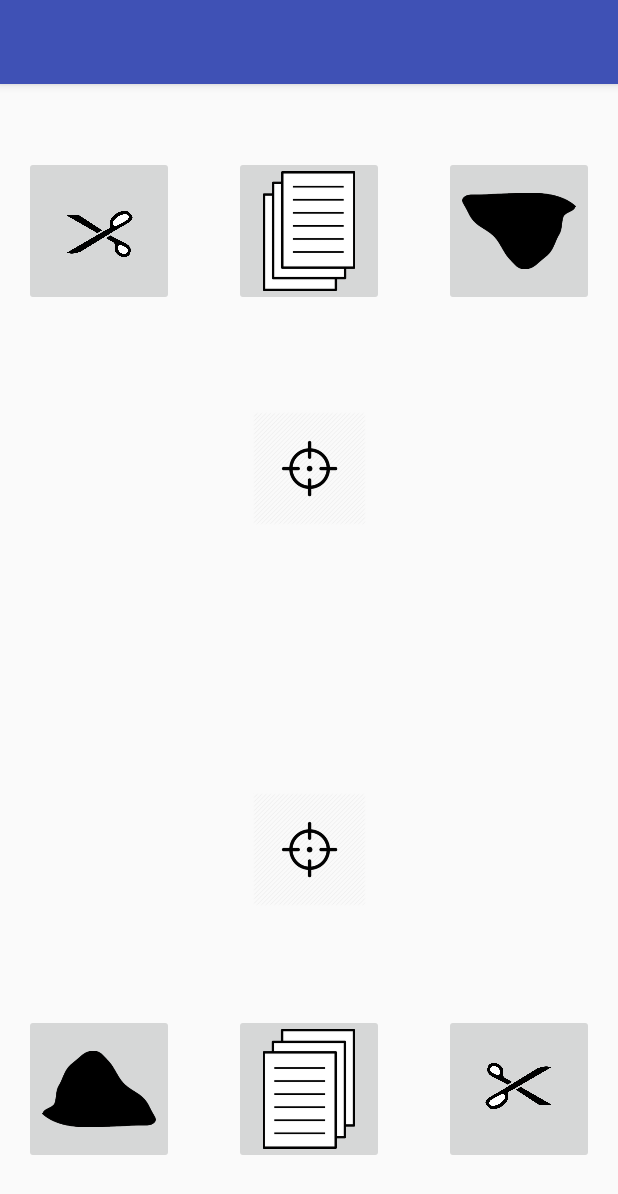
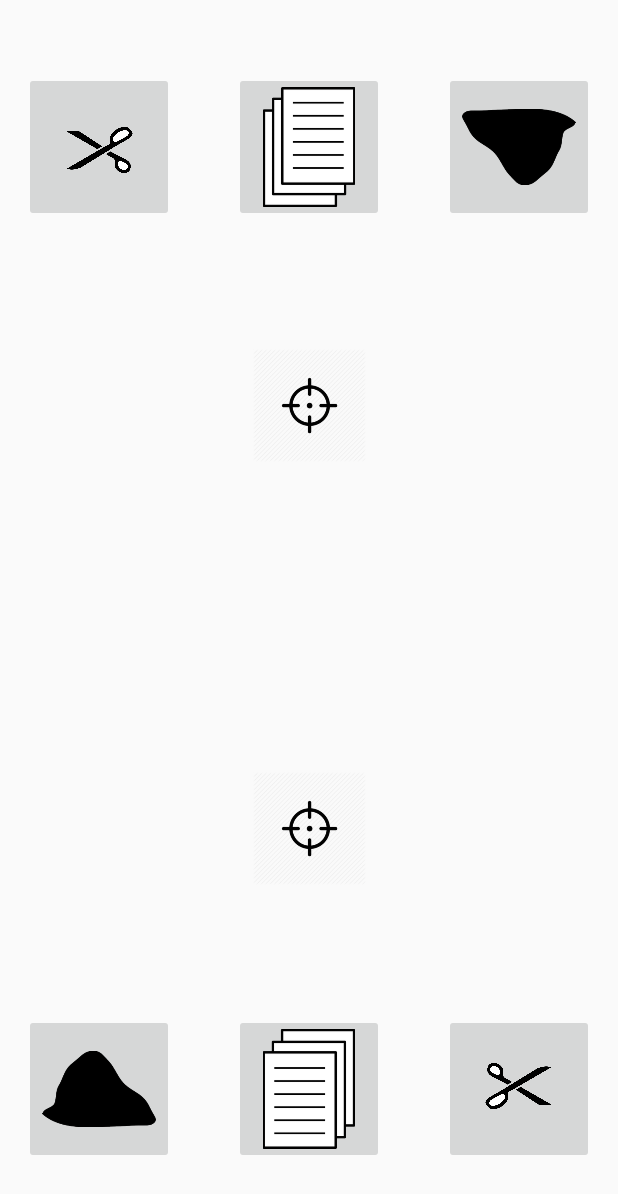
Before and after one commit to NikhilAPatel/RPS, an Android app: the screen it shows after launch (MainActivity), on a phone screen of 412 x 824 dp. Shown: the top 1194 px of the screen. Run offline under Robolectric (Android 15) with nearby library versions, the phone set to English and light mode, and no system bars.

Commit message:
Removed action bar
turns out it was as easy as changin DarkActionBar to NoActionBar in the styles.xml file

```diff
--- a/app/src/main/java/academy/learnprogramming/rps/MainActivity.java
+++ b/app/src/main/java/academy/learnprogramming/rps/MainActivity.java
@@ -5,6 +5,7 @@
 import android.os.Bundle;
 import android.view.View;
 import android.view.Window;
+import android.view.WindowManager;
 import android.widget.ImageButton;
 import android.widget.ImageView;
 import android.widget.TextView;
@@ -90,6 +91,9 @@
     @Override
     protected void onCreate(Bundle savedInstanceState) {
         this.requestWindowFeature(Window.FEATURE_NO_TITLE);
+        getWindow().setFlags(WindowManager.LayoutParams.FLAG_FULLSCREEN,
+                WindowManager.LayoutParams.FLAG_FULLSCREEN);
+
 
         //Remove notification bar
         //this.getWindow().setFlags(WindowManager.LayoutParams.FLAG_FULLSCREEN, WindowManager.LayoutParams.FLAG_FULLSCREEN);
--- a/app/src/main/res/values/styles.xml
+++ b/app/src/main/res/values/styles.xml
@@ -1,7 +1,7 @@
 <resources>
 
     <!-- Base application theme. -->
-    <style name="AppTheme" parent="Theme.AppCompat.Light.DarkActionBar">
+    <style name="AppTheme" parent="Theme.AppCompat.Light.NoActionBar">
         <!-- Customize your theme here. -->
         <item name="colorPrimary">@color/colorPrimary</item>
         <item name="colorPrimaryDark">@color/colorPrimaryDark</item>
```
